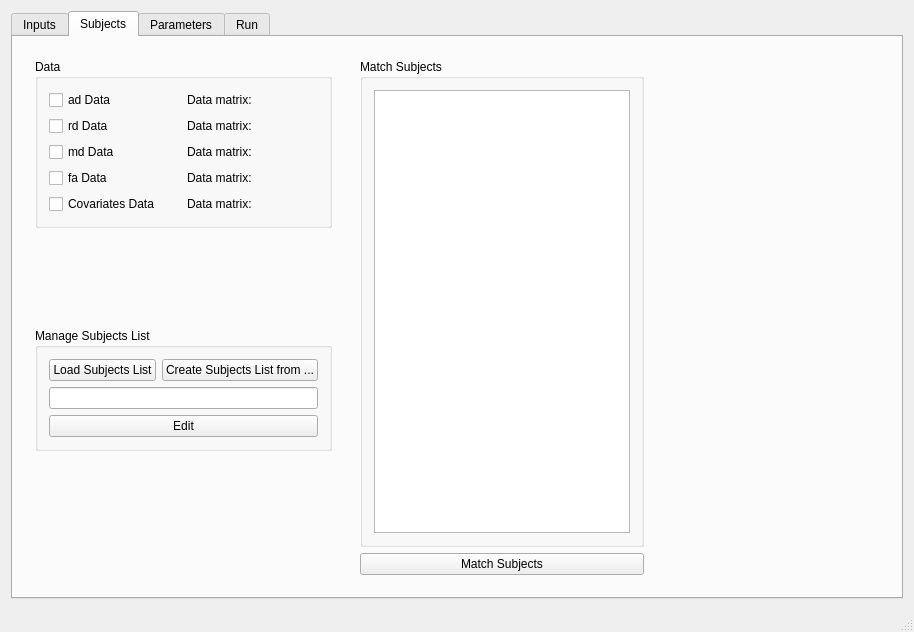
Qt form PartialCode/windows/mainwindow.ui (jeantm/ProjectFADTTS) before a commit.
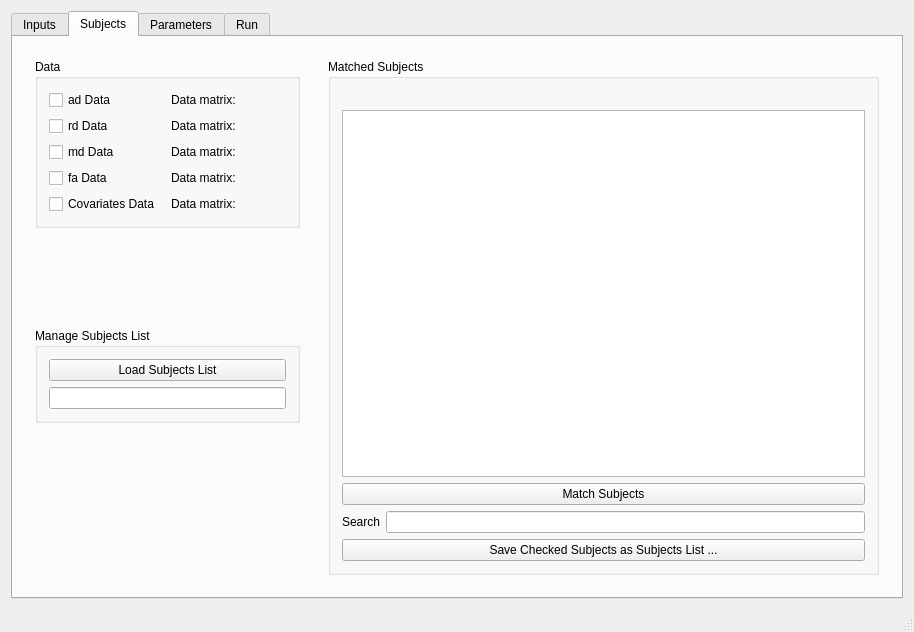
The same form after that commit. The open tabs and pages were chosen to show the change.

Diff of the .ui file:
```diff
--- a/PartialCode/windows/mainwindow.ui
+++ b/PartialCode/windows/mainwindow.ui
@@ -21,7 +21,7 @@
     <item row="0" column="0">
      <widget class="QTabWidget" name="tabWidget">
       <property name="currentIndex">
-       <number>3</number>
+       <number>2</number>
       </property>
       <widget class="QWidget" name="input_output_setting_tab">
        <attribute name="title">
@@ -300,26 +300,79 @@
        <layout class="QGridLayout" name="gridLayout_3">
         <item row="0" column="2" rowspan="3" colspan="2">
          <widget class="QWidget" name="matchSubjects_widget" native="true">
-          <layout class="QVBoxLayout" name="verticalLayout_11">
+          <layout class="QVBoxLayout" name="verticalLayout_10">
            <item>
             <widget class="QGroupBox" name="matchSubjects_groupBox">
              <property name="title">
-              <string>Match Subjects</string>
+              <string>Matched Subjects</string>
              </property>
              <layout class="QGridLayout" name="gridLayout_6">
-              <item row="1" column="0" rowspan="2" colspan="2">
-               <widget class="QListWidget" name="matchSubjects_listWidget"/>
+              <item row="1" column="1">
+               <widget class="QLabel" name="matchSubjects_label">
+                <property name="sizePolicy">
+                 <sizepolicy hsizetype="Expanding" vsizetype="Maximum">
+                  <horstretch>0</horstretch>
+                  <verstretch>0</verstretch>
+                 </sizepolicy>
+                </property>
+                <property name="text">
+                 <string/>
+                </property>
+                <property name="alignment">
+                 <set>Qt::AlignLeading|Qt::AlignLeft|Qt::AlignTop</set>
+                </property>
+               </widget>
+              </item>
+              <item row="6" column="0">
+               <widget class="QLabel" name="search_label">
+                <property name="sizePolicy">
+                 <sizepolicy hsizetype="Maximum" vsizetype="Preferred">
+                  <horstretch>0</horstretch>
+                  <verstretch>0</verstretch>
+                 </sizepolicy>
+                </property>
+                <property name="text">
+                 <string>Search</string>
+                </property>
+               </widget>
+              </item>
+              <item row="2" column="0" rowspan="2" colspan="3">
+               <widget class="QListWidget" name="matchSubjects_listWidget">
+                <property name="sizePolicy">
+                 <sizepolicy hsizetype="Expanding" vsizetype="Expanding">
+                  <horstretch>0</horstretch>
+                  <verstretch>0</verstretch>
+                 </sizepolicy>
+                </property>
+               </widget>
+              </item>
+              <item row="5" column="0" colspan="3">
+               <widget class="QPushButton" name="match_subjectsList_pushButton">
+                <property name="text">
+                 <string>Match Subjects</string>
+                </property>
+               </widget>
+              </item>
+              <item row="7" column="0" colspan="3">
+               <widget class="QPushButton" name="save_checkedSubjectsList_pushButton">
+                <property name="text">
+                 <string>Save Checked Subjects as Subjects List ...</string>
+                </property>
+               </widget>
+              </item>
+              <item row="6" column="1" colspan="2">
+               <widget class="QLineEdit" name="para_search_lineEdit">
+                <property name="sizePolicy">
+                 <sizepolicy hsizetype="Expanding" vsizetype="Fixed">
+                  <horstretch>0</horstretch>
+                  <verstretch>0</verstretch>
+                 </sizepolicy>
+                </property>
+               </widget>
               </item>
              </layout>
             </widget>
            </item>
-           <item>
-            <widget class="QPushButton" name="match_subjectsList_pushButton">
-             <property name="text">
-              <string>Match Subjects</string>
-             </property>
-            </widget>
-           </item>
           </layout>
          </widget>
         </item>
@@ -332,30 +385,16 @@
               <string>Manage Subjects List</string>
              </property>
              <layout class="QGridLayout" name="gridLayout">
-              <item row="1" column="0">
-               <widget class="QPushButton" name="inputSubjectList_lineEdit">
-                <property name="text">
-                 <string>Load Subjects List</string>
-                </property>
-               </widget>
-              </item>
-              <item row="1" column="1">
-               <widget class="QPushButton" name="create_subjectsListFrom_pushButton">
-                <property name="text">
-                 <string>Create Subjects List from ...</string>
-                </property>
-               </widget>
-              </item>
-              <item row="7" column="0" colspan="2">
-               <widget class="QPushButton" name="edit_inputSubjectList_lineEdit">
-                <property name="text">
-                 <string>Edit</string>
-                </property>
-               </widget>
-              </item>
               <item row="6" column="0" colspan="2">
                <widget class="QLineEdit" name="para_inputSubjectList_lineEdit"/>
               </item>
+              <item row="1" column="0" colspan="2">
+               <widget class="QPushButton" name="load_inputSubjectList_PushButton">
+                <property name="text">
+                 <string>Load Subjects List</string>
+                </property>
+               </widget>
+              </item>
              </layout>
             </widget>
            </item>
@@ -473,19 +512,6 @@
           </layout>
          </widget>
         </item>
-        <item row="0" column="4">
-         <spacer name="horizontalSpacer_6">
-          <property name="orientation">
-           <enum>Qt::Horizontal</enum>
-          </property>
-          <property name="sizeHint" stdset="0">
-           <size>
-            <width>40</width>
-            <height>20</height>
-           </size>
-          </property>
-         </spacer>
-        </item>
        </layout>
       </widget>
       <widget class="QWidget" name="parameters_tab">
@@ -494,70 +520,43 @@
        </attribute>
        <layout class="QVBoxLayout" name="verticalLayout_4">
         <item>
-         <widget class="QWidget" name="covariatesParam_widget" native="true">
+         <widget class="QWidget" name="covariates_widget" native="true">
           <layout class="QGridLayout" name="gridLayout_2">
            <item row="0" column="0">
-            <widget class="QGroupBox" name="covariatesParam_groupBox">
+            <widget class="QGroupBox" name="covariates_groupBox">
              <property name="title">
               <string>Covariates</string>
              </property>
              <layout class="QGridLayout" name="gridLayout_9">
-              <item row="2" column="0">
-               <widget class="QCheckBox" name="checkBox_2">
+              <item row="0" column="3">
+               <spacer name="horizontalSpacer_4">
+                <property name="orientation">
+                 <enum>Qt::Horizontal</enum>
+                </property>
+                <property name="sizeHint" stdset="0">
+                 <size>
+                  <width>40</width>
+                  <height>20</height>
+                 </size>
+                </property>
+               </spacer>
+              </item>
+              <item row="0" column="0">
+               <widget class="QPushButton" name="covariatesCheckAll_pushButton">
                 <property name="text">
-                 <string>CheckBox</string>
-                </property>
-                <property name="checked">
-                 <bool>true</bool>
+                 <string>Check All</string>
                 </property>
                </widget>
               </item>
               <item row="0" column="1">
-               <widget class="QPushButton" name="para_covariatesuncheckall_pushButton">
+               <widget class="QPushButton" name="covariatesUncheckAll_pushButton">
                 <property name="text">
                  <string>Uncheck All</string>
                 </property>
                </widget>
               </item>
-              <item row="0" column="0">
-               <widget class="QPushButton" name="para_covariatescheckall_pushButton">
-                <property name="text">
-                 <string>Check All</string>
-                </property>
-               </widget>
-              </item>
-              <item row="3" column="0">
-               <widget class="QCheckBox" name="checkBox_3">
-                <property name="text">
-                 <string>CheckBox</string>
-                </property>
-                <property name="checked">
-                 <bool>true</bool>
-                </property>
-               </widget>
-              </item>
-              <item row="1" column="0">
-               <widget class="QCheckBox" name="checkBox">
-                <property name="text">
-                 <string>CheckBox</string>
-                </property>
-                <property name="checked">
-                 <bool>true</bool>
-                </property>
-               </widget>
-              </item>
-              <item row="0" column="2">
-               <spacer name="horizontalSpacer_4">
-                <property name="orientation">
-                 <enum>Qt::Horizontal</enum>
-                </property>
-                <property name="sizeHint" stdset="0">
-                 <size>
-                  <width>40</width>
-                  <height>20</height>
-                 </size>
-                </property>
-               </spacer>
+              <item row="1" column="0" colspan="2">
+               <widget class="QListWidget" name="covariates_listWidget"/>
               </item>
              </layout>
             </widget>
```
